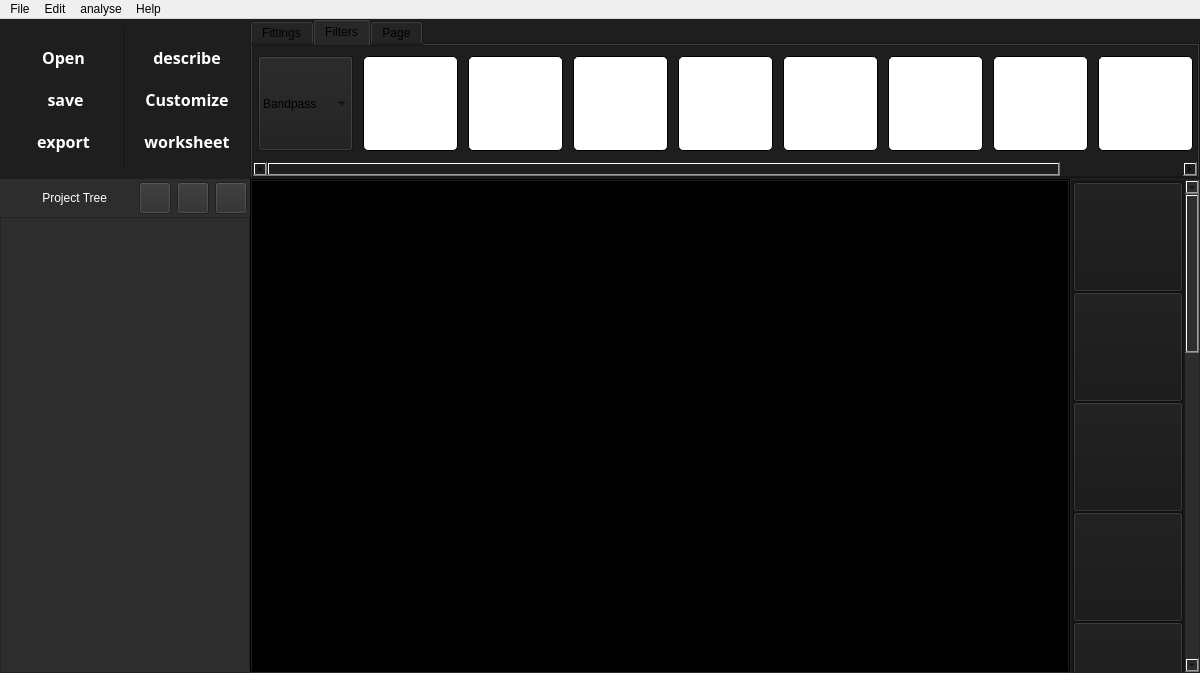
Old version of the form form.ui in the repository Meliani-Mehdi/Graphite_QT.
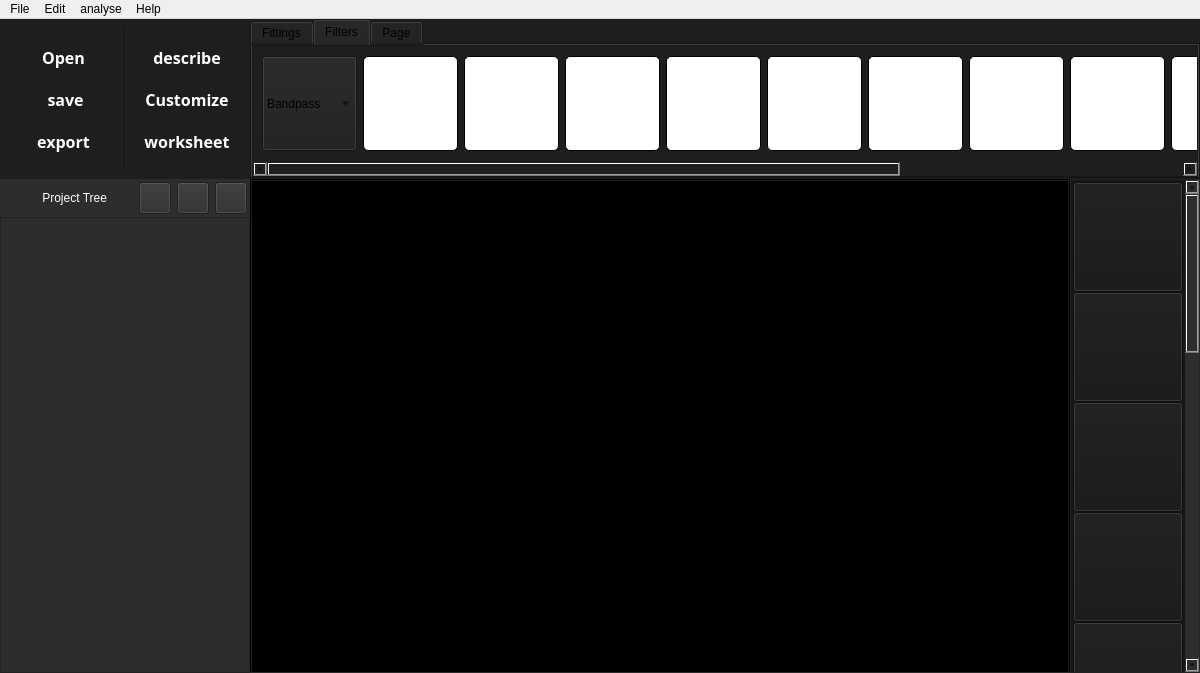
New version of the form. The open tabs and pages were chosen to show the change. Icons and pictures are not drawn.

Commit message: all icons in filters finished

```diff
--- a/form.ui
+++ b/form.ui
@@ -797,43 +797,11 @@
                    <rect>
                     <x>0</x>
                     <y>0</y>
-                    <width>1100</width>
-                    <height>112</height>
+                    <width>1374</width>
+                    <height>114</height>
                    </rect>
                   </property>
-                  <layout class="QVBoxLayout" name="verticalLayout_6">
-                   <property name="spacing">
-                    <number>0</number>
-                   </property>
-                   <property name="leftMargin">
-                    <number>0</number>
-                   </property>
-                   <property name="topMargin">
-                    <number>0</number>
-                   </property>
-                   <property name="rightMargin">
-                    <number>0</number>
-                   </property>
-                   <property name="bottomMargin">
-                    <number>0</number>
-                   </property>
-                   <item>
-                    <layout class="QHBoxLayout" name="horizontalLayout_7">
-                     <property name="spacing">
-                      <number>10</number>
-                     </property>
-                     <property name="leftMargin">
-                      <number>5</number>
-                     </property>
-                     <property name="topMargin">
-                      <number>5</number>
-                     </property>
-                     <property name="rightMargin">
-                      <number>5</number>
-                     </property>
-                     <property name="bottomMargin">
-                      <number>5</number>
-                     </property>
+                  <layout class="QHBoxLayout" name="horizontalLayout_6">
                      <item>
                       <widget class="QComboBox" name="passe">
                        <property name="minimumSize">
@@ -865,6 +833,114 @@
                        </item>
                       </widget>
                      </item>
+                   <item>
+                    <widget class="QPushButton" name="lowpass">
+                     <property name="minimumSize">
+                      <size>
+                       <width>95</width>
+                       <height>95</height>
+                      </size>
+                     </property>
+                     <property name="maximumSize">
+                      <size>
+                       <width>95</width>
+                       <height>95</height>
+                      </size>
+                     </property>
+                     <property name="cursor">
+                      <cursorShape>PointingHandCursor</cursorShape>
+                     </property>
+                     <property name="toolTip">
+                      <string>Lowpass</string>
+                     </property>
+                     <property name="text">
+                      <string/>
+                     </property>
+                     <property name="icon">
+                      <iconset>
+                       <normaloff>assets/buttons/algo/lowpass_filter_plot.png</normaloff>assets/buttons/algo/lowpass_filter_plot.png</iconset>
+                     </property>
+                     <property name="iconSize">
+                      <size>
+                       <width>80</width>
+                       <height>80</height>
+                      </size>
+                     </property>
+                    </widget>
+                   </item>
+                   <item>
+                    <widget class="QPushButton" name="bandpass">
+                     <property name="minimumSize">
+                      <size>
+                       <width>95</width>
+                       <height>95</height>
+                      </size>
+                     </property>
+                     <property name="maximumSize">
+                      <size>
+                       <width>95</width>
+                       <height>95</height>
+                      </size>
+                     </property>
+                     <property name="cursor">
+                      <cursorShape>PointingHandCursor</cursorShape>
+                     </property>
+                     <property name="toolTip">
+                      <string>Bandpass</string>
+                     </property>
+                     <property name="styleSheet">
+                      <string notr="true"/>
+                     </property>
+                     <property name="text">
+                      <string/>
+                     </property>
+                     <property name="icon">
+                      <iconset>
+                       <normaloff>assets/buttons/algo/bandpass_filter_plot.png</normaloff>assets/buttons/algo/bandpass_filter_plot.png</iconset>
+                     </property>
+                     <property name="iconSize">
+                      <size>
+                       <width>80</width>
+                       <height>80</height>
+                      </size>
+                     </property>
+                    </widget>
+                   </item>
+                   <item>
+                    <widget class="QPushButton" name="highpass">
+                     <property name="minimumSize">
+                      <size>
+                       <width>95</width>
+                       <height>95</height>
+                      </size>
+                     </property>
+                     <property name="maximumSize">
+                      <size>
+                       <width>95</width>
+                       <height>95</height>
+                      </size>
+                     </property>
+                     <property name="cursor">
+                      <cursorShape>PointingHandCursor</cursorShape>
+                     </property>
+                     <property name="toolTip">
+                      <string>Highpass</string>
+                     </property>
+                     <property name="text">
+                      <string/>
+                     </property>
+                     <property name="icon">
+                      <iconset>
+                       <normaloff>assets/buttons/algo/highpass_filter_plot.png</normaloff>assets/buttons/algo/highpass_filter_plot.png</iconset>
+                     </property>
+                     <property name="iconSize">
+                      <size>
+                       <width>80</width>
+                       <height>80</height>
+                      </size>
+                     </property>
+                    </widget>
+                   </item>
                      <item>
                       <widget class="QPushButton" name="lowess">
                        <property name="minimumSize">
@@ -1187,12 +1263,10 @@
                        <property name="sizeHint" stdset="0">
                         <size>
                          <width>40</width>
-                         <height>20</height>
+                       <height>93</height>
                         </size>
                        </property>
                       </spacer>
-                     </item>
-                    </layout>
                    </item>
                   </layout>
                  </widget>
```
Left out of the diff: 20 changed lines with no effect on the pictures. Lines whose indentation alone changed are shown as unchanged. The commit also changes 4 other files.
